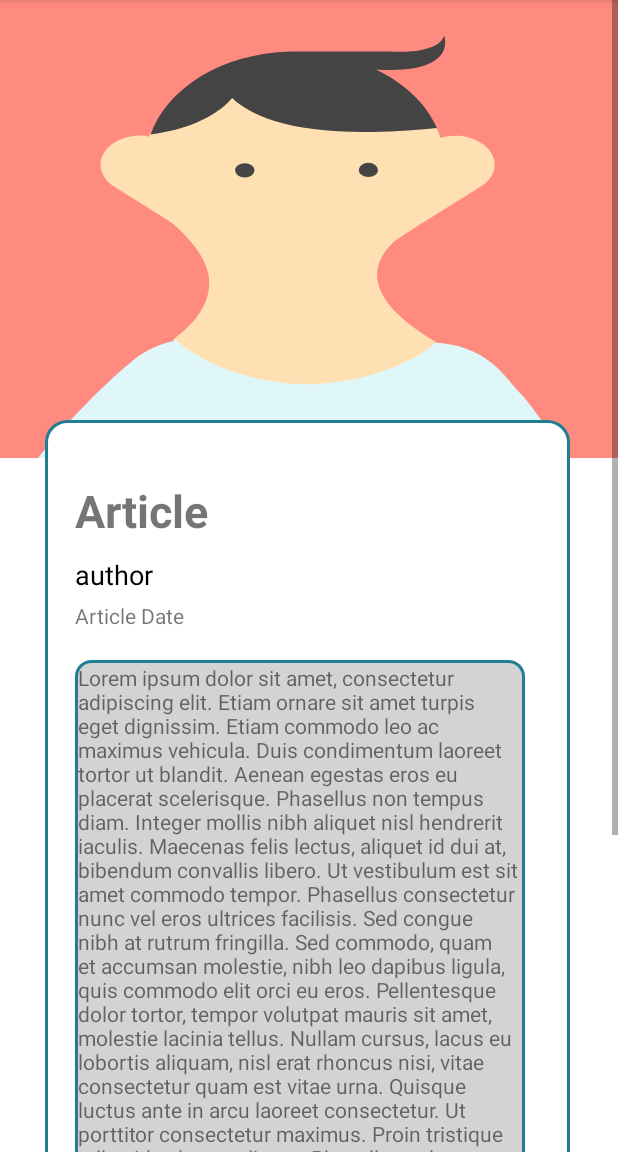
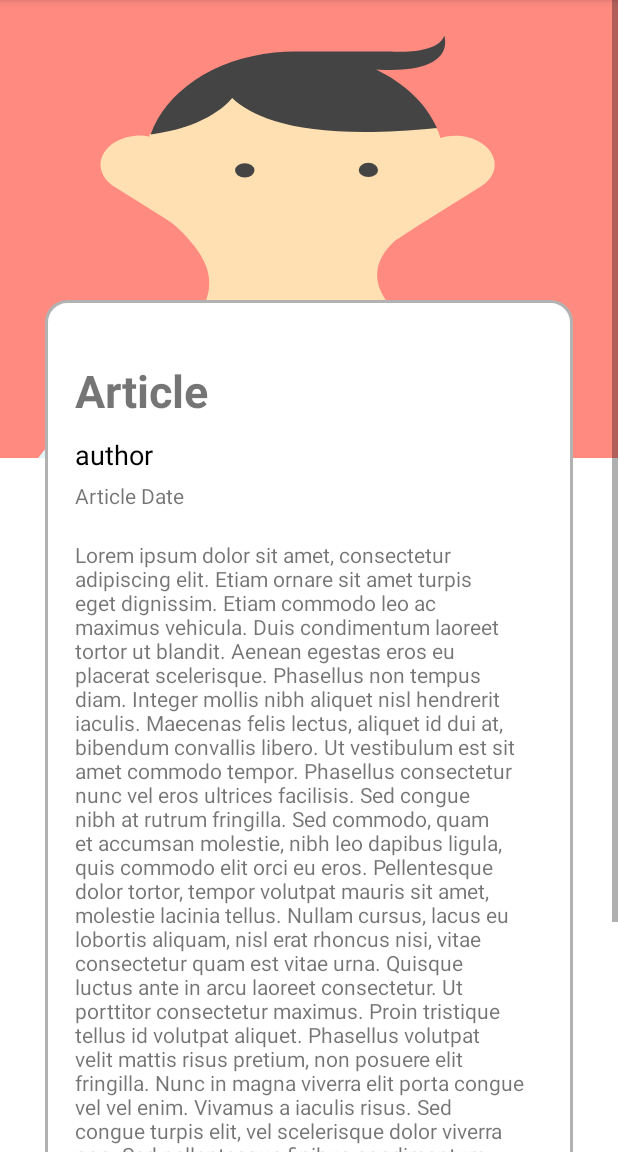
Before and after one commit to faniabdullah/bangkit-final-project, an Android app: the DetailArticle screen opened directly, with no data from a screen before it, on a phone screen of 412 x 824 dp, the part 84-1236 px from its top. Run offline under Robolectric (Android 15) with nearby library versions, the phone set to English and light mode, and no system bars; pictures from the network do not load.

Commit message:
Fixed Issue in view Article

```diff
--- a/Mobile Development/app/src/main/res/drawable/rectangle.xml
+++ b/Mobile Development/app/src/main/res/drawable/rectangle.xml
@@ -1,6 +1,6 @@
 <?xml version="1.0" encoding="utf-8"?>
 <shape xmlns:android="http://schemas.android.com/apk/res/android">
-    <stroke android:width="2dp" android:color="#ff207d94" />
+    <stroke android:width="2dp" android:color="#b2b2b2" />
     <padding android:left="2dp"
         android:top="2dp"
         android:right="2dp"
--- a/Mobile Development/app/src/main/res/layout/activity_article_detail.xml
+++ b/Mobile Development/app/src/main/res/layout/activity_article_detail.xml
@@ -19,47 +19,46 @@
             android:src="@drawable/avatar_1"/>
 
         <LinearLayout
-            android:layout_width="350dp"
-            android:layout_marginTop="280dp"
-            android:layout_marginLeft="30dp"
+            android:layout_width="match_parent"
             android:layout_height="wrap_content"
+            android:layout_marginStart="30dp"
+            android:layout_marginTop="200dp"
+            android:layout_marginEnd="30dp"
+            android:background="@drawable/rectangle"
             android:orientation="vertical"
-            android:padding="20dp"
-            android:background="@drawable/rectangle">
+            android:padding="20dp">
 
             <TextView
                 android:id="@+id/titleArticle"
                 android:layout_width="match_parent"
                 android:layout_height="wrap_content"
+                android:layout_marginTop="20dp"
                 android:text="@string/title_articles"
                 android:textSize="30sp"
-                android:layout_marginTop="20dp"
-                android:textStyle="bold"/>
+                android:textStyle="bold" />
 
             <TextView
                 android:id="@+id/tvAuthor"
                 android:layout_width="wrap_content"
                 android:layout_height="wrap_content"
+                android:layout_marginTop="10dp"
                 android:text="@string/author"
-                android:layout_marginTop="10dp"
                 android:textColor="@color/black"
-                android:textSize="18sp"/>
+                android:textSize="18sp" />
 
             <TextView
                 android:id="@+id/timeArticle"
                 android:layout_width="wrap_content"
                 android:layout_height="wrap_content"
                 android:layout_marginTop="5dp"
-                android:text="@string/article_date"/>
+                android:text="@string/article_date" />
 
             <TextView
                 android:id="@+id/tvContent"
                 android:layout_width="300dp"
                 android:layout_height="wrap_content"
-                android:background="@drawable/rectangle_gray"
-                android:text="@string/lorem"
-                android:layout_marginTop="20dp"/>
-
+                android:layout_marginTop="20dp"
+                android:text="@string/lorem" />
 
 
         </LinearLayout>
```
Also changed, not shown: Mobile Development/app/src/main/res/layout/item_row_articles.xml (+7 -5 lines).
